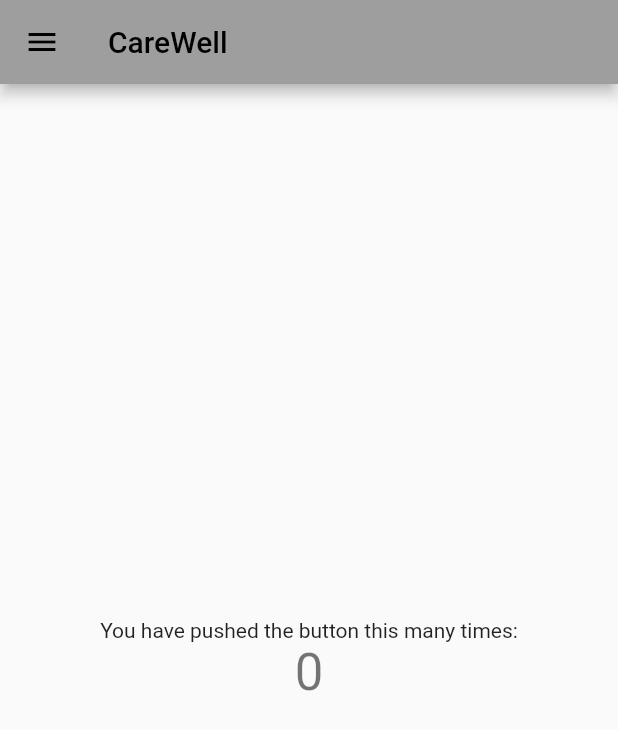
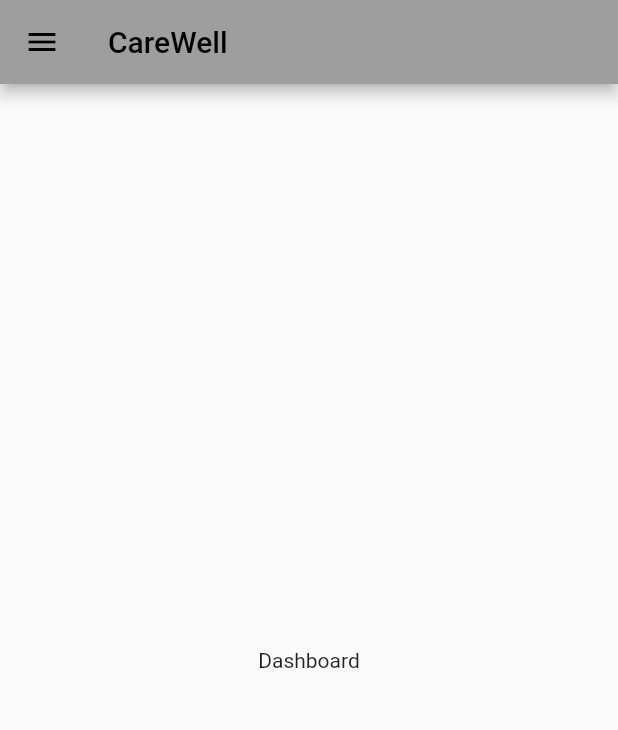
Before and after one commit to wearablebiosensing/carewell_iOS_app, a Flutter app: the screen it shows after launch, on a phone screen of 412 x 824 dp. Shown: the top 730 px of the screen. Run offline on Flutter 3.47's test engine with Material 2 defaults, Android fonts, the phone set to English and light mode, and no system bars.

Commit message:
Navigaation onchange updates

```diff
--- a/carewellapp/lib/main.dart
+++ b/carewellapp/lib/main.dart
@@ -1,4 +1,12 @@
 import 'package:flutter/material.dart';
+
+import 'navigation_elements/community.dart';
+import 'navigation_elements/dashboard.dart';
+import 'navigation_elements/education.dart';
+import 'navigation_elements/managing_care.dart';
+import 'navigation_elements/reminders.dart';
+import 'navigation_elements/troubleshooting.dart';
+import 'navigation_elements/video_hub.dart';
 
 void main() {
   runApp(MyApp());
@@ -48,7 +56,7 @@ class MyHomePage extends StatefulWidget {
 
 class _MyHomePageState extends State<MyHomePage> {
   int _counter = 0;
-
+  int selectIndex = 0; // Keep track of which page is selected.
   void _incrementCounter() {
     setState(() {
       // This call to setState tells the Flutter framework that something has
@@ -74,41 +82,60 @@ class _MyHomePageState extends State<MyHomePage> {
         // the App.build method, and use it to set our appbar title.
         title: Text(widget.title),
       ),
-      drawer: SideNav(),
-      body: Center(
-        // Center is a layout widget. It takes a single child and positions it
-        // in the middle of the parent.
-        child: Column(
-          // Column is also a layout widget. It takes a list of children and
-          // arranges them vertically. By default, it sizes itself to fit its
-          // children horizontally, and tries to be as tall as its parent.
-          //
-          // Invoke "debug painting" (press "p" in the console, choose the
-          // "Toggle Debug Paint" action from the Flutter Inspector in Android
-          // Studio, or the "Toggle Debug Paint" command in Visual Studio Code)
-          // to see the wireframe for each widget.
-          //
-          // Column has various properties to control how it sizes itself and
-          // how it positions its children. Here we use mainAxisAlignment to
-          // center the children vertically; the main axis here is the vertical
-          // axis because Columns are vertical (the cross axis would be
-          // horizontal).
-          mainAxisAlignment: MainAxisAlignment.center,
-          children: <Widget>[
-            Text(
-              'You have pushed the button this many times:',
-            ),
-            Text(
-              '$_counter',
-              style: Theme.of(context).textTheme.headline4,
-            ),
-          ],
-        ),
-      ),
+      drawer: SideNav( // To change the selected index based on the navigation page user is on.
+          (int index){ // Declarign a function and passing it in the constructor.
+            setState(() {
+              selectIndex = index;
+            });
+          }
+      ),      //Taken in on changed function as parameter/.
+
+        body: Builder(
+        builder: (contex){
+          if (selectIndex==0){
+            return
+              dashboard();
+          }
+          if (selectIndex==1){
+            return
+            education();
+          }
+          if (selectIndex==2){
+            return
+              managing_care();
+          }
+          if (selectIndex==3){
+            return
+              video_hub();
+          }
+          if (selectIndex==4){
+            return
+              reminders();
+          }
+          if (selectIndex==5){
+            return
+              community();
+          }
+          if (selectIndex==6){
+            return
+              troubleshooting();
+          }
+
+          return Container();
+        },
+
+      )
     );
   }
 }
+/*
+* Navigation Drawer class.
+* */
 class SideNav extends StatelessWidget{
+  // int selectedIndex;
+  final Function onIndexChanged;
+
+  SideNav(this.onIndexChanged);
   @override
   Widget build(BuildContext contex){
     return Drawer(
@@ -117,7 +144,7 @@ class SideNav extends StatelessWidget{
           ListTile(
             title: Text("Dashboard",style: TextStyle(fontSize: 21)),
             onTap: (){
-
+              onIndexChanged(0); // Function call.
             },
           ),
           Divider(
@@ -126,7 +153,7 @@ class SideNav extends StatelessWidget{
           ListTile(
               title: Text("Education",style: TextStyle(fontSize: 21)),
             onTap: (){
-
+              onIndexChanged(1);
             },
           ),
           Divider(
@@ -135,7 +162,7 @@ class SideNav extends StatelessWidget{
           ListTile(
               title: Text("Managing Care",style: TextStyle(fontSize: 21)),
             onTap: (){
-
+              onIndexChanged(2);
             },
           ),
           Divider(
@@ -144,7 +171,7 @@ class SideNav extends StatelessWidget{
           ListTile(
               title: Text("Video Hub",style: TextStyle(fontSize: 21)),
             onTap: (){
-
+              onIndexChanged(3);
             },
           ),
           Divider(
@@ -153,7 +180,7 @@ class SideNav extends StatelessWidget{
           ListTile(
               title: Text("Reminders",style: TextStyle(fontSize: 21)),
             onTap: (){
-
+              onIndexChanged(4);
             },
           ),
           Divider(
@@ -162,7 +189,7 @@ class SideNav extends StatelessWidget{
           ListTile(
               title: Text("Community",style: TextStyle(fontSize: 21)),
             onTap: (){
-
+              onIndexChanged(5);
             },
           ),
           Divider(
@@ -171,7 +198,7 @@ class SideNav extends StatelessWidget{
           ListTile(
               title: Text("Troubleshooting",style: TextStyle(fontSize: 21)),
             onTap: (){
-
+              onIndexChanged(6);
             },
           ),
           Divider(
@@ -180,7 +207,7 @@ class SideNav extends StatelessWidget{
           ListTile(
               title: Text("Debug",style: TextStyle(fontSize: 21)),
             onTap: (){
-
+              onIndexChanged(7);
             },
           ),
           Divider(
--- /dev/null
+++ b/carewellapp/lib/navigation_elements/dashboard.dart
@@ -0,0 +1,13 @@
+import 'package:flutter/cupertino.dart';
+
+class dashboard extends StatelessWidget{
+  @override
+  Widget build(BuildContext contex){
+    return Container(
+        child:Center(child: Text("Dashboard"))
+    );
+
+
+  }
+
+}
```
Also changed, not shown: carewellapp/lib/navigation_elements/community.dart (added, +13 -0 lines), carewellapp/lib/navigation_elements/education.dart (added, +13 -0 lines), carewellapp/lib/navigation_elements/managing_care.dart (added, +13 -0 lines), carewellapp/lib/navigation_elements/reminders.dart (added, +13 -0 lines), carewellapp/lib/navigation_elements/troubleshooting.dart (added, +13 -0 lines), carewellapp/lib/navigation_elements/video_hub.dart (added, +13 -0 lines), 1 other file.
